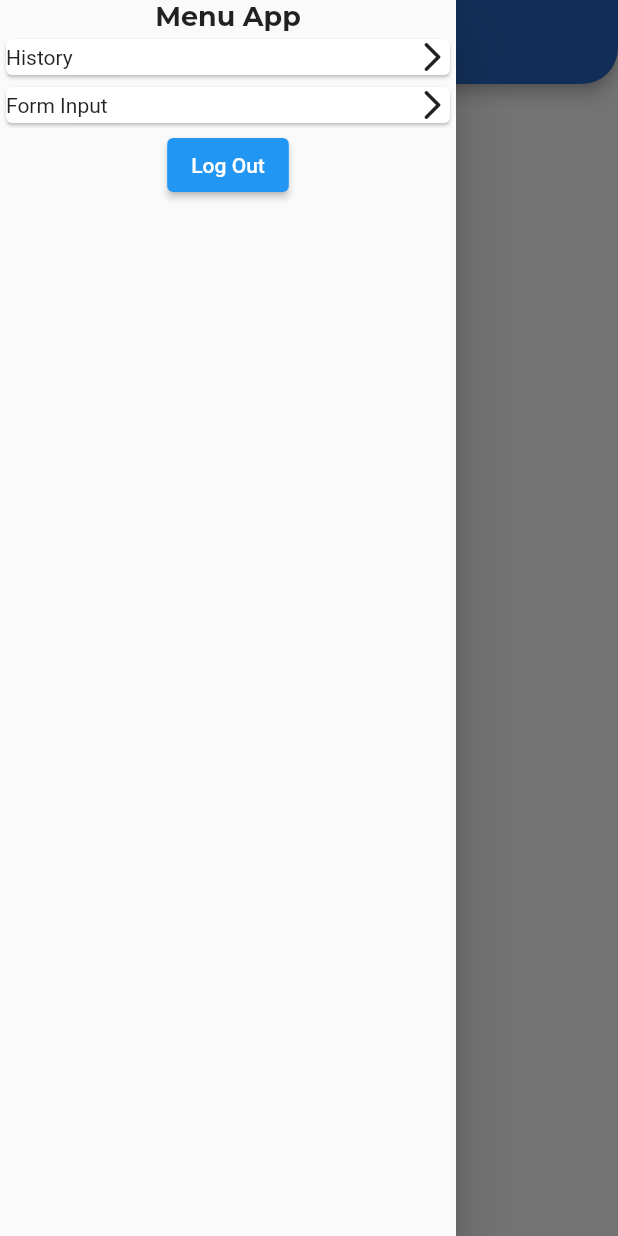
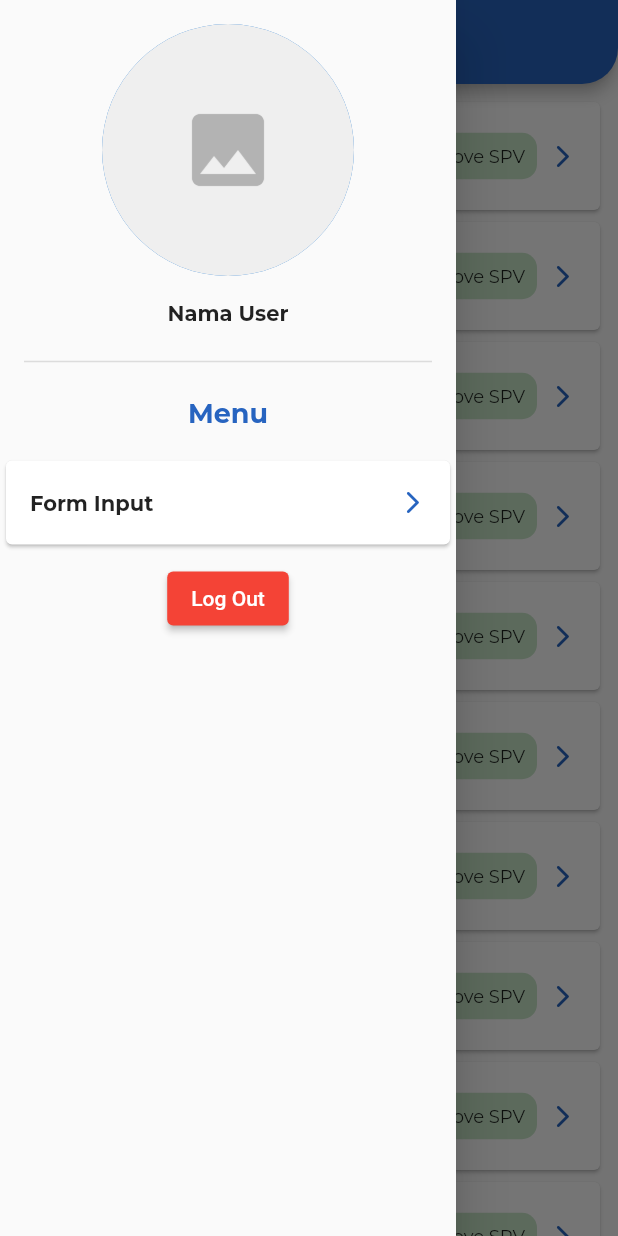
Before and after one commit to MauL08/Tenants, a Flutter app: the HistoryPage screen opened directly, with the side drawer open, on a phone screen of 412 x 824 dp. Run offline on Flutter 3.47's test engine with Material 2 defaults, Android fonts, the phone set to English and light mode, and no system bars; our stand-ins replace dio, get, google_fonts, hive; accounts and stored records are empty.

Commit message:
finish history page

```diff
--- a/lib/pages/drawer_page/drawer_page.dart
+++ b/lib/pages/drawer_page/drawer_page.dart
@@ -1,5 +1,7 @@
 import 'package:flutter/material.dart';
 import 'package:tenantsapp/core/config/app_config.dart';
+import 'package:tenantsapp/pages/form_input_page/form_input_page.dart';
+import 'package:tenantsapp/pages/login_page/login_page.dart';
 
 class DrawerPage extends StatelessWidget {
   const DrawerPage({Key? key}) : super(key: key);
@@ -10,34 +12,59 @@ class DrawerPage extends StatelessWidget {
       child: SafeArea(
         child: Column(
           children: [
+            const SizedBox(height: 16),
+            CircleAvatar(
+              radius: 84,
+              backgroundImage: AssetImage('assets/images/blank_image.png'),
+            ),
+            SizedBox(height: 16),
             Text(
-              'Menu App',
-              style: heading2Style,
+              'Nama User',
+              style: heading4Style,
             ),
-            Column(
-              children: [
-                Card(
-                  child: Row(
-                    mainAxisAlignment: MainAxisAlignment.spaceBetween,
-                    children: [
-                      Text('History'),
-                      Icon(Icons.arrow_forward_ios_rounded),
-                    ],
-                  ),
+            const SizedBox(height: 16),
+            const Padding(
+              padding: EdgeInsets.symmetric(
+                horizontal: 16,
+              ),
+              child: Divider(
+                thickness: 1,
+              ),
+            ),
+            const SizedBox(height: 16),
+            Text(
+              'Menu',
+              style: heading2Style.copyWith(color: COLOR_PRIMARY),
+            ),
+            const SizedBox(height: 16),
+            Card(
+              child: ListTile(
+                onTap: () {
+                  Navigator.push(context, MaterialPageRoute(builder: (context) {
+                    return FormInputPage();
+                  }));
+                },
+                title: Text(
+                  'Form Input',
+                  style: heading4Style,
                 ),
-                Card(
-                  child: Row(
-                    mainAxisAlignment: MainAxisAlignment.spaceBetween,
-                    children: [
-                      Text('Form Input'),
-                      Icon(Icons.arrow_forward_ios_rounded),
-                    ],
-                  ),
+                trailing: Icon(
+                  Icons.arrow_forward_ios_rounded,
+                  size: 18,
+                  color: COLOR_PRIMARY,
                 ),
-              ],
+              ),
             ),
+            SizedBox(height: 8),
             ElevatedButton(
-              onPressed: () {},
+              style: ElevatedButton.styleFrom(
+                primary: Colors.red,
+              ),
+              onPressed: () {
+                Navigator.push(context, MaterialPageRoute(builder: (context) {
+                  return LoginPage();
+                }));
+              },
               child: Text('Log Out'),
             ),
           ],
--- a/lib/pages/form_input_page/form_input_page.dart
+++ b/lib/pages/form_input_page/form_input_page.dart
@@ -0,0 +1,23 @@
+import 'package:flutter/material.dart';
+import 'package:tenantsapp/core/config/app_config.dart';
+import 'package:tenantsapp/pages/drawer_page/drawer_page.dart';
+
+class FormInputPage extends StatelessWidget {
+  const FormInputPage({Key? key}) : super(key: key);
+
+  @override
+  Widget build(BuildContext context) {
+    return Scaffold(
+      appBar: AppBar(
+        backgroundColor: COLOR_PRIMARY,
+        title: Text('Form Input'),
+        shape: const RoundedRectangleBorder(
+          borderRadius: BorderRadius.vertical(
+            bottom: Radius.circular(24),
+          ),
+        ),
+      ),
+      body: Container(),
+    );
+  }
+}
--- a/lib/pages/history_page/history_page.dart
+++ b/lib/pages/history_page/history_page.dart
@@ -10,7 +10,7 @@ class HistoryPage extends StatelessWidget {
     return Scaffold(
       appBar: AppBar(
         backgroundColor: COLOR_PRIMARY,
-        title: Text('History'),
+        title: const Text('History'),
         shape: const RoundedRectangleBorder(
           borderRadius: BorderRadius.vertical(
             bottom: Radius.circular(24),
@@ -18,7 +18,55 @@ class HistoryPage extends StatelessWidget {
         ),
       ),
       drawer: DrawerPage(),
-      body: Container(),
+      body: SingleChildScrollView(
+        child: ListView.builder(
+          padding: EdgeInsets.all(8),
+          primary: false,
+          shrinkWrap: true,
+          itemBuilder: ((context, index) {
+            return Card(
+              child: ListTile(
+                onTap: () {},
+                title: Text(
+                  'Nama Tenant',
+                  style: heading4Style,
+                ),
+                subtitle: Text(
+                  'jam:mnt: dtk dd-mm-yyyy',
+                  style: normalTextStyle.copyWith(
+                    fontSize: 11,
+                  ),
+                ),
+                trailing: Row(
+                  mainAxisSize: MainAxisSize.min,
+                  children: [
+                    Container(
+                      padding: EdgeInsets.all(8),
+                      decoration: BoxDecoration(
+                        color: Colors.green.shade100,
+                        borderRadius: BorderRadius.circular(10),
+                      ),
+                      child: Text(
+                        'Approve SPV',
+                        style: normalTextStyle.copyWith(
+                          fontSize: 12,
+                        ),
+                      ),
+                    ),
+                    SizedBox(width: 8),
+                    Icon(
+                      Icons.arrow_forward_ios_rounded,
+                      size: 18,
+                      color: COLOR_PRIMARY,
+                    ),
+                  ],
+                ),
+              ),
+            );
+          }),
+          itemCount: 20,
+        ),
+      ),
     );
   }
 }
--- a/pubspec.yaml
+++ b/pubspec.yaml
@@ -63,8 +63,8 @@ flutter:
   uses-material-design: true
 
   # To add assets to your application, add an assets section, like this:
-  # assets:
-  #   - images/a_dot_burr.jpeg
+  assets:
+    - assets/images/
   #   - images/a_dot_ham.jpeg
 
   # An image asset can refer to one or more resolution-specific "variants", see
```
